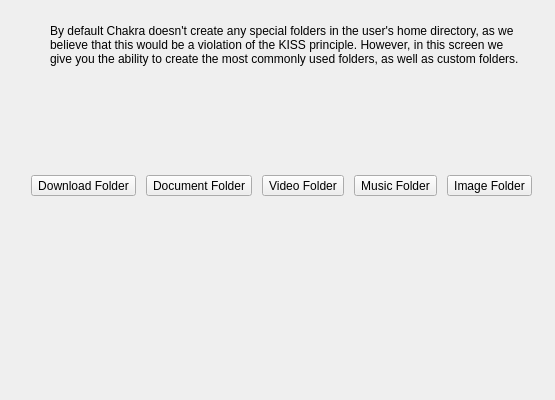
This is ui/ui_scrFolder.ui in rshipp/kapudan as Qt 5 draws it before an edit. The edited form follows.
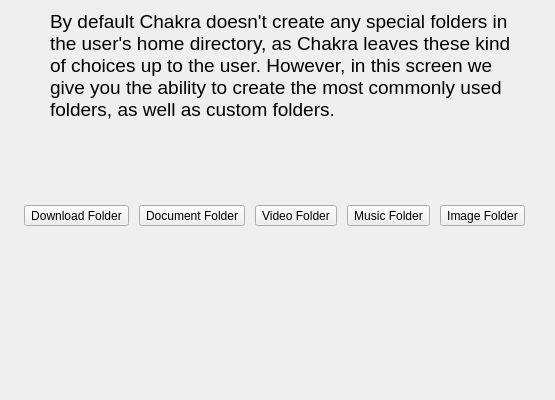
This is the edited form. Icons and pictures are not drawn.

Commit message: working on the folder screen

What changed in the file:
```diff
--- a/ui/ui_scrFolder.ui
+++ b/ui/ui_scrFolder.ui
@@ -19,11 +19,11 @@
      <x>50</x>
      <y>10</y>
      <width>471</width>
-     <height>71</height>
+     <height>111</height>
     </rect>
    </property>
    <property name="text">
-    <string>&lt;html&gt;&lt;head/&gt;&lt;body&gt;&lt;p&gt;By default Chakra doesn't create any special folders in the user's home directory, as we believe that this would be a violation of the KISS principle. However, in this screen we give you the ability to create the most commonly used folders, as well as custom folders.&lt;/p&gt;&lt;/body&gt;&lt;/html&gt;</string>
+    <string>&lt;html&gt;&lt;head/&gt;&lt;body&gt;&lt;p&gt;&lt;span style=&quot; font-size:14pt;&quot;&gt;By default Chakra doesn't create any special folders in the user's home directory, as Chakra leaves these kind of choices up to the user. However, in this screen we give you the ability to create the most commonly used folders, as well as custom folders.&lt;/span&gt;&lt;/p&gt;&lt;/body&gt;&lt;/html&gt;</string>
    </property>
    <property name="wordWrap">
     <bool>true</bool>
@@ -32,8 +32,8 @@
   <widget class="QWidget" name="horizontalLayoutWidget">
    <property name="geometry">
     <rect>
-     <x>27</x>
-     <y>100</y>
+     <x>20</x>
+     <y>130</y>
      <width>511</width>
      <height>171</height>
     </rect>
```
Left out of the diff: 20 changed lines with no effect on the pictures. The commit also changes 1 other file.
